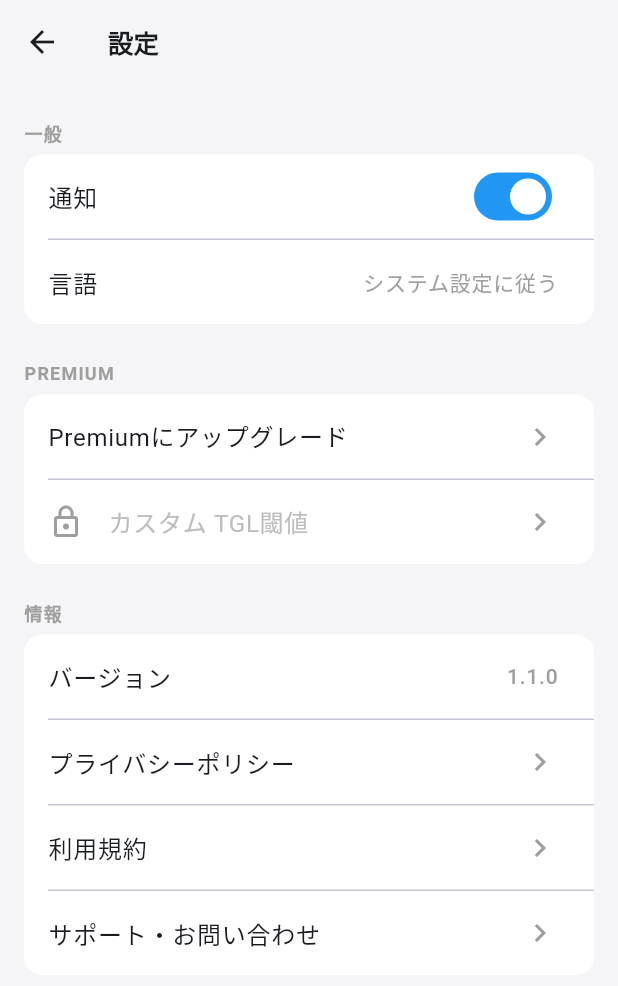
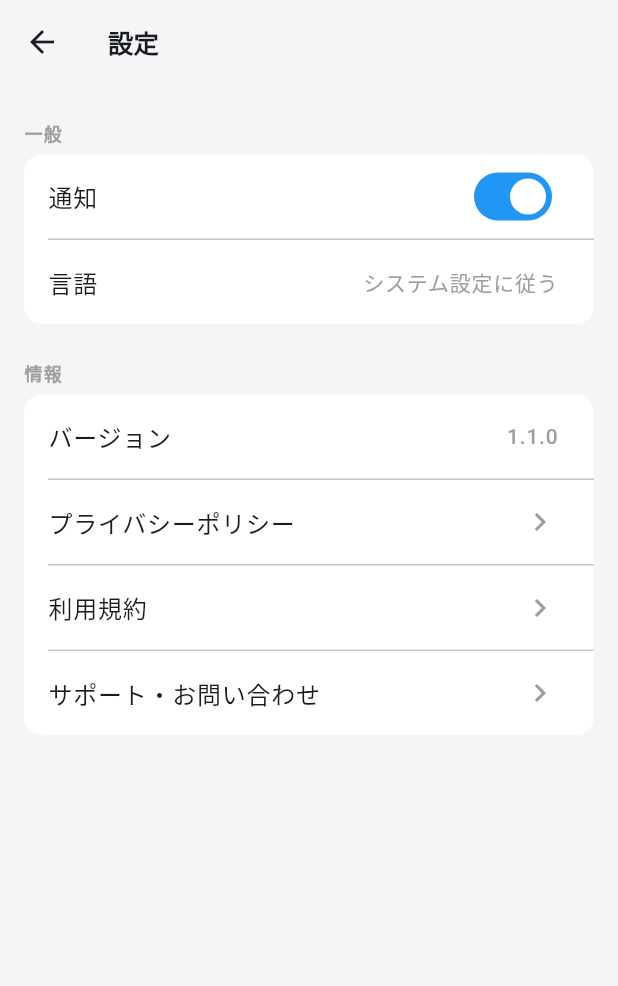
Before and after one commit to aaa0223/OIKOMIapp, a Flutter app: the SettingsScreen screen opened directly, on a phone screen of 412 x 824 dp. Shown: the top 986 px of the screen. Run offline on Flutter 3.47's test engine with Material 3 defaults, Android fonts, the light colour scheme and no system bars; our stand-ins replace flutter_local_notifications, in_app_purchase, isar, shared_preferences, timezone; accounts and stored records are empty; generated files the repository leaves out were written again.

Commit message:
プレミアム機能に関するダイアログと関連項目を削除

```diff
--- a/lib/screens/settings_screen.dart
+++ b/lib/screens/settings_screen.dart
@@ -55,22 +55,6 @@ class _SettingsScreenState extends State<SettingsScreen> {
     }
   }
 
-  void _showComingSoonDialog() {
-    showDialog<void>(
-      context: context,
-      builder: (_) => AlertDialog(
-        title: const Text('近日公開'),
-        content: const Text('Premium機能は今後のアップデートで追加予定です。'),
-        actions: [
-          TextButton(
-            onPressed: () => Navigator.pop(context),
-            child: const Text('OK'),
-          ),
-        ],
-      ),
-    );
-  }
-
   @override
   Widget build(BuildContext context) {
     return Scaffold(
@@ -102,28 +86,6 @@ class _SettingsScreenState extends State<SettingsScreen> {
                   'システム設定に従う',
                   style: TextStyle(color: Colors.grey.shade500, fontSize: 14),
                 ),
-              ),
-            ],
-          ),
-
-          // ─── Premium ─────────────────────────────────────────────
-          _SectionHeader('Premium'),
-          _SettingsCard(
-            children: [
-              ListTile(
-                title: const Text('Premiumにアップグレード'),
-                trailing: const Icon(Icons.chevron_right, color: Colors.grey),
-                onTap: _showComingSoonDialog,
-              ),
-              const Divider(height: 1, indent: 16),
-              ListTile(
-                leading: const Icon(Icons.lock_outline, color: Colors.grey),
-                title: Text(
-                  'カスタム TGL閾値',
-                  style: TextStyle(color: Colors.grey.shade400),
-                ),
-                trailing: const Icon(Icons.chevron_right, color: Colors.grey),
-                onTap: _showComingSoonDialog,
               ),
             ],
           ),
```
